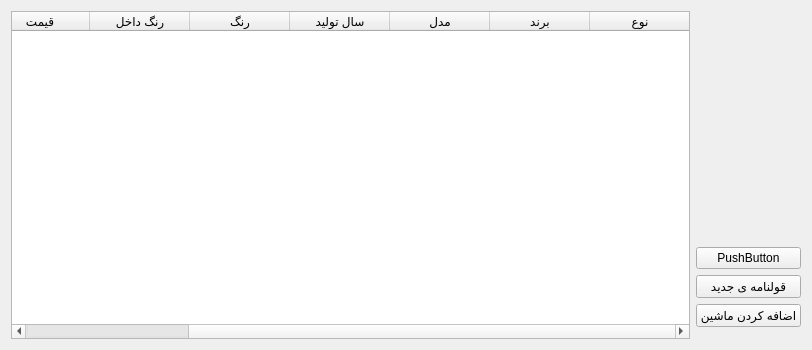
The window that CarExhibitionManagement/Page_Cars.ui (behruzsayyadi/AP98Project) describes before a commit, drawn with Qt 5.
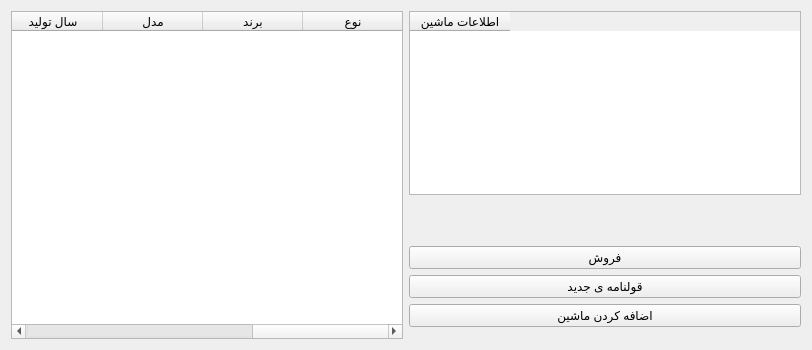
The same window after the commit.

```diff
--- a/CarExhibitionManagement/Page_Cars.ui
+++ b/CarExhibitionManagement/Page_Cars.ui
@@ -14,7 +14,50 @@
    <string>Form</string>
   </property>
   <layout class="QGridLayout" name="gridLayout">
-   <item row="0" column="0" rowspan="9">
+   <item row="5" column="2">
+    <widget class="QPushButton" name="pushButton_AddCar">
+     <property name="text">
+      <string>اضافه کردن ماشین</string>
+     </property>
+    </widget>
+   </item>
+   <item row="2" column="2">
+    <spacer name="verticalSpacer_top">
+     <property name="orientation">
+      <enum>Qt::Vertical</enum>
+     </property>
+     <property name="sizeHint" stdset="0">
+      <size>
+       <width>20</width>
+       <height>40</height>
+      </size>
+     </property>
+    </spacer>
+   </item>
+   <item row="3" column="2">
+    <widget class="QPushButton" name="pushButton">
+     <property name="text">
+      <string>فروش</string>
+     </property>
+    </widget>
+   </item>
+   <item row="4" column="2">
+    <widget class="QPushButton" name="pushButton_NewMemorandum">
+     <property name="text">
+      <string>قولنامه ی جدید</string>
+     </property>
+    </widget>
+   </item>
+   <item row="0" column="2">
+    <widget class="QTableWidget" name="tableWidget">
+     <column>
+      <property name="text">
+       <string>اطلاعات ماشین</string>
+      </property>
+     </column>
+    </widget>
+   </item>
+   <item row="0" column="0" rowspan="8">
     <widget class="QTableWidget" name="tableWidget_Cars">
      <property name="layoutDirection">
       <enum>Qt::RightToLeft</enum>
@@ -70,40 +113,6 @@
      </column>
     </widget>
    </item>
-   <item row="6" column="2">
-    <widget class="QPushButton" name="pushButton_AddCar">
-     <property name="text">
-      <string>اضافه کردن ماشین</string>
-     </property>
-    </widget>
-   </item>
-   <item row="5" column="2">
-    <widget class="QPushButton" name="pushButton_NewMemorandum">
-     <property name="text">
-      <string>قولنامه ی جدید</string>
-     </property>
-    </widget>
-   </item>
-   <item row="3" column="2">
-    <spacer name="verticalSpacer_top">
-     <property name="orientation">
-      <enum>Qt::Vertical</enum>
-     </property>
-     <property name="sizeHint" stdset="0">
-      <size>
-       <width>20</width>
-       <height>40</height>
-      </size>
-     </property>
-    </spacer>
-   </item>
-   <item row="4" column="2">
-    <widget class="QPushButton" name="pushButton">
-     <property name="text">
-      <string>PushButton</string>
-     </property>
-    </widget>
-   </item>
   </layout>
  </widget>
  <resources/>
```
